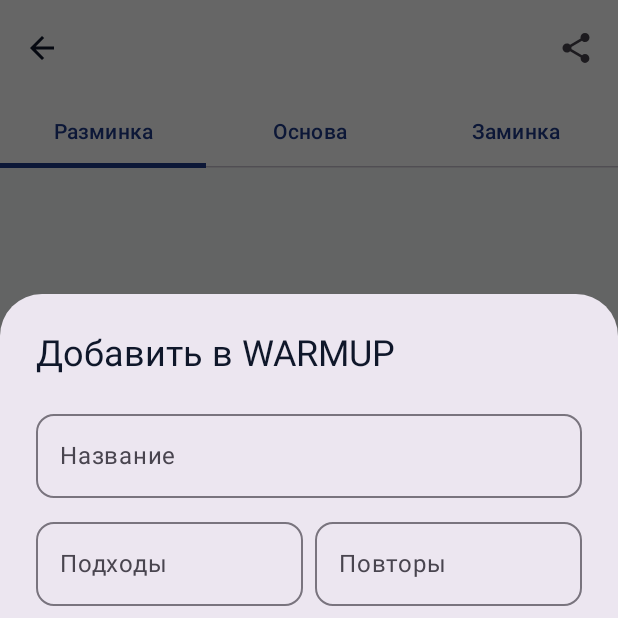
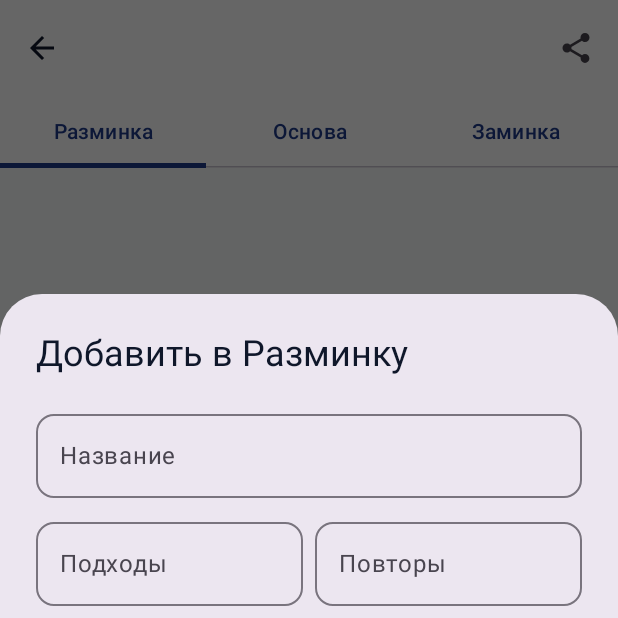
Before and after one commit to xrmstx/TrainerApp, an Android app built with Jetpack Compose: the composable WorkoutDetailScreen called with empty values, after a tap on "Добавить", on a phone screen of 412 x 824 dp, the top half of it. Run offline under Robolectric (Android 15) with nearby library versions, the phone set to English and light mode, and no system bars; our stand-ins replace Room's generated code.

Commit message:
Update WorkoutDetailScreen.kt

```diff
--- a/app/src/main/java/com/example/trainerapp/ui/screens/WorkoutDetailScreen.kt
+++ b/app/src/main/java/com/example/trainerapp/ui/screens/WorkoutDetailScreen.kt
@@ -30,20 +30,26 @@ import kotlinx.coroutines.launch
 class WorkoutDetailViewModel(application: Application, val workoutId: Long) : AndroidViewModel(application) {
     private val dao = AppDatabase.getDatabase(application).appDao()
 
-    // Все блоки и их упражнения
-    val blocks = dao.getBlocksForWorkout(workoutId)
-
-    private val _selectedSection = MutableStateFlow("MAIN") // WARMUP, MAIN, COOLDOWN
+    private val _selectedSection = MutableStateFlow("MAIN")
     val selectedSection: StateFlow<String> = _selectedSection.asStateFlow()
 
-    // Состояние для диалога добавления
+    // Реактивно загружаем упражнения для выбранной секции
+    val currentExercises: StateFlow<List<TemplateExercise>> = _selectedSection
+        .flatMapLatest { section ->
+            dao.getBlocksForWorkout(workoutId).flatMapLatest { blocks ->
+                val block = blocks.find { it.section == section }
+                if (block != null) dao.getExercisesForBlock(block.id) else flowOf(emptyList())
+            }
+        }
+        .stateIn(viewModelScope, SharingStarted.WhileSubscribed(5000), emptyList())
+
     private val _showDialog = MutableStateFlow(false)
     val showDialog: StateFlow<Boolean> = _showDialog.asStateFlow()
     private val _exName = MutableStateFlow("")
     private val _exSets = MutableStateFlow("")
     private val _exReps = MutableStateFlow("")
     private val _exNote = MutableStateFlow("")
-    private val _exType = MutableStateFlow("SINGLE") // SINGLE, CIRCUIT
+    private val _exType = MutableStateFlow("SINGLE")
 
     val exName: StateFlow<String> = _exName.asStateFlow()
     val exSets: StateFlow<String> = _exSets.asStateFlow()
@@ -57,7 +63,6 @@ class WorkoutDetailViewModel(application: Application, val workoutId: Long) : An
     fun onRepsChange(reps: String) { _exReps.value = reps }
     fun onNoteChange(note: String) { _exNote.value = note }
     fun onTypeChange(type: String) { _exType.value = type }
-
     fun toggleDialog() { _showDialog.value = !_showDialog.value; _exName.value = ""; _exSets.value = ""; _exReps.value = ""; _exNote.value = ""; _exType.value = "SINGLE" }
 
     fun addExercise() {
@@ -72,18 +77,28 @@ class WorkoutDetailViewModel(application: Application, val workoutId: Long) : An
             viewModelScope.launch {
                 // Ищем существующий блок для этой секции или создаем новый
                 var blockId: Long? = null
-                blocks.collect { blockList ->
+                dao.getBlocksForWorkout(workoutId).collect { blockList ->
                     val existingBlock = blockList.find { it.section == section }
-                    if (existingBlock != null) {
-                        blockId = existingBlock.id
+                    blockId = if (existingBlock != null) {
+                        existingBlock.id
                     } else {
-                        blockId = dao.insertExerciseBlock(ExerciseBlock(workoutId = workoutId, section = section, blockType = type))
+                        dao.insertExerciseBlock(ExerciseBlock(workoutId = workoutId, section = section, blockType = type))
                     }
                     return@collect
                 }
 
                 if (blockId != null) {
-                    dao.insertTemplateExercise(TemplateExercise(blockId = blockId!!, exerciseName = name, order = 100, targetSets = sets, targetReps = reps, targetWeight = null, note = note.ifEmpty { null }))
+                    dao.insertTemplateExercise(
+                        TemplateExercise(
+                            blockId = blockId!!,
+                            exerciseName = name,
+                            order = currentExercises.value.size + 1,
+                            targetSets = sets,
+                            targetReps = reps,
+                            targetWeight = null,
+                            note = note.ifEmpty { null }
+                        )
+                    )
                 }
                 toggleDialog()
             }
@@ -108,7 +123,7 @@ fun WorkoutDetailScreen(workoutId: Long, workoutName: String, onBackClick: () ->
     val application = context.applicationContext as Application
     val viewModel: WorkoutDetailViewModel = viewModel(factory = WorkoutDetailViewModelFactory(application, workoutId))
 
-    val blocks by viewModel.blocks.collectAsState(initial = emptyList())
+    val exercises by viewModel.currentExercises.collectAsState()
     val selectedSection by viewModel.selectedSection.collectAsState()
     val showDialog by viewModel.showDialog.collectAsState()
 
@@ -118,17 +133,10 @@ fun WorkoutDetailScreen(workoutId: Long, workoutName: String, onBackClick: () ->
     val exNote by viewModel.exNote.collectAsState()
     val exType by viewModel.exType.collectAsState()
 
-    val currentBlock = blocks.find { it.section == selectedSection }
-    val currentExercises = if (currentBlock != null) {
-        // В реальном приложении нужно загружать список упражнений по ID блока
-        // Для простоты в этом MVP мы просто покажем заглушку, но в следующем коммите добавим загрузку
-        emptyList<TemplateExercise>() // <-- Временно
-    } else emptyList()
-
     if (showDialog) {
         AlertDialog(
             onDismissRequest = { viewModel.toggleDialog() },
-            title = { Text("Добавить в ${selectedSection}") },
+            title = { Text("Добавить в ${when(selectedSection) { "WARMUP" -> "Разминку"; "COOLDOWN" -> "Заминку"; else -> "Основу" }}") },
             text = {
                 Column {
                     OutlinedTextField(value = exName, onValueChange = { viewModel.onNameChange(it) }, label = { Text("Название") }, modifier = Modifier.fillMaxWidth(), shape = RoundedCornerShape(12.dp))
@@ -141,8 +149,6 @@ fun WorkoutDetailScreen(workoutId: Long, workoutName: String, onBackClick: () ->
                     Spacer(modifier = Modifier.height(8.dp))
                     OutlinedTextField(value = exNote, onValueChange = { viewModel.onNoteChange(it) }, label = { Text("Заметка") }, modifier = Modifier.fillMaxWidth(), shape = RoundedCornerShape(12.dp))
                     Spacer(modifier = Modifier.height(8.dp))
-
-                    // Выбор типа (Обычный или Круг)
                     Row(verticalAlignment = Alignment.CenterVertically) {
                         RadioButton(selected = exType == "SINGLE", onClick = { viewModel.onTypeChange("SINGLE") })
                         Text("Обычное")
@@ -163,8 +169,7 @@ fun WorkoutDetailScreen(workoutId: Long, workoutName: String, onBackClick: () ->
                 title = { Text(workoutName) },
                 navigationIcon = { IconButton(onClick = onBackClick) { Icon(Icons.Default.ArrowBack, contentDescription = "Назад") } },
                 actions = {
-                    // Шаринг (упрощенно)
-                    IconButton(onClick = { /* Логика шаринга */ }) {
+                    IconButton(onClick = { /* Шаринг */ }) {
                         Icon(Icons.Default.Share, contentDescription = "Поделиться")
                     }
                 }
@@ -177,21 +182,32 @@ fun WorkoutDetailScreen(workoutId: Long, workoutName: String, onBackClick: () ->
         }
     ) { paddingValues ->
         Column(modifier = Modifier.fillMaxSize().padding(paddingValues)) {
-            // Вкладки для секций
             TabRow(selectedTabIndex = when(selectedSection) { "WARMUP" -> 0; "MAIN" -> 1; else -> 2 }) {
                 Tab(selected = selectedSection == "WARMUP", onClick = { viewModel.onSectionChange("WARMUP") }, text = { Text("Разминка") })
                 Tab(selected = selectedSection == "MAIN", onClick = { viewModel.onSectionChange("MAIN") }, text = { Text("Основа") })
                 Tab(selected = selectedSection == "COOLDOWN", onClick = { viewModel.onSectionChange("COOLDOWN") }, text = { Text("Заминка") })
             }
 
-            // Список упражнений для выбранной секции
-            if (currentExercises.isEmpty()) {
+            if (exercises.isEmpty()) {
                 Box(modifier = Modifier.fillMaxSize(), contentAlignment = Alignment.Center) {
                     Text("Нет упражнений в этой секции. Нажмите + чтобы добавить.", color = MaterialTheme.colorScheme.onBackground.copy(alpha = 0.6f))
                 }
             } else {
-                // В этой версии мы просто выводим список, так как пока нет полноценной загрузки
-                Text("Список упражнений будет здесь", modifier = Modifier.padding(16.dp))
+                LazyColumn(modifier = Modifier.fillMaxSize().padding(16.dp)) {
+                    items(exercises) { ex ->
+                        Card(
+                            modifier = Modifier.fillMaxWidth().padding(vertical = 6.dp),
+                            shape = RoundedCornerShape(16.dp),
+                            elevation = CardDefaults.cardElevation(defaultElevation = 2.dp)
+                        ) {
+                            Column(modifier = Modifier.padding(16.dp)) {
+                                Text(ex.exerciseName, style = MaterialTheme.typography.titleMedium)
+                                Text("План: ${ex.targetSets} x ${ex.targetReps}", style = MaterialTheme.typography.bodyMedium, color = MaterialTheme.colorScheme.primary)
+                                if (ex.note != null) Text("📝 ${ex.note}", style = MaterialTheme.typography.bodySmall, color = MaterialTheme.colorScheme.onSurface.copy(alpha = 0.6f))
+                            }
+                        }
+                    }
+                }
             }
         }
     }
```
